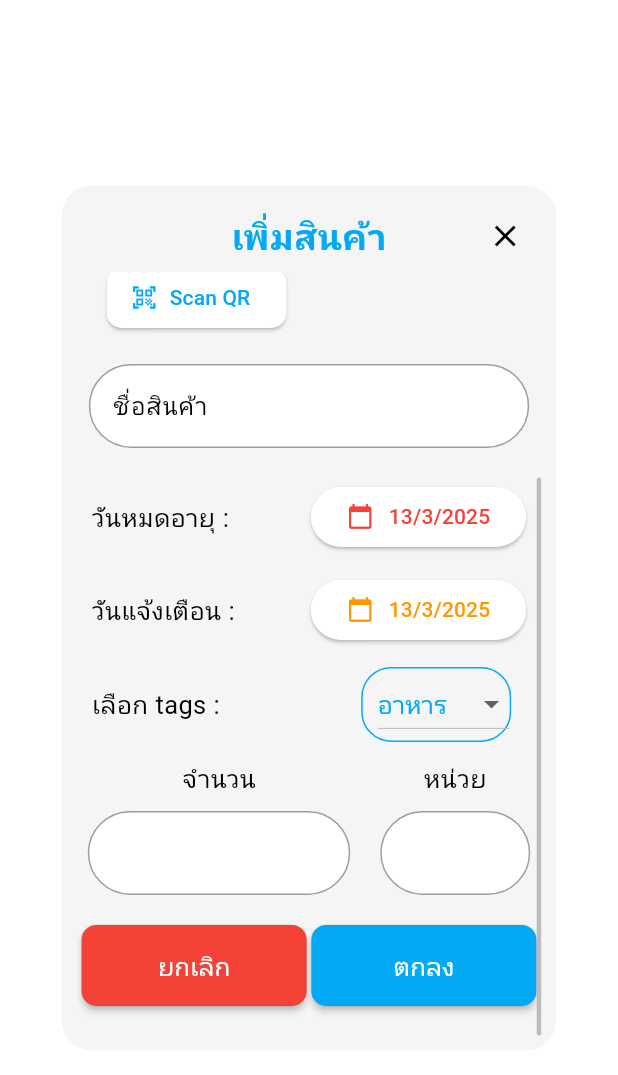
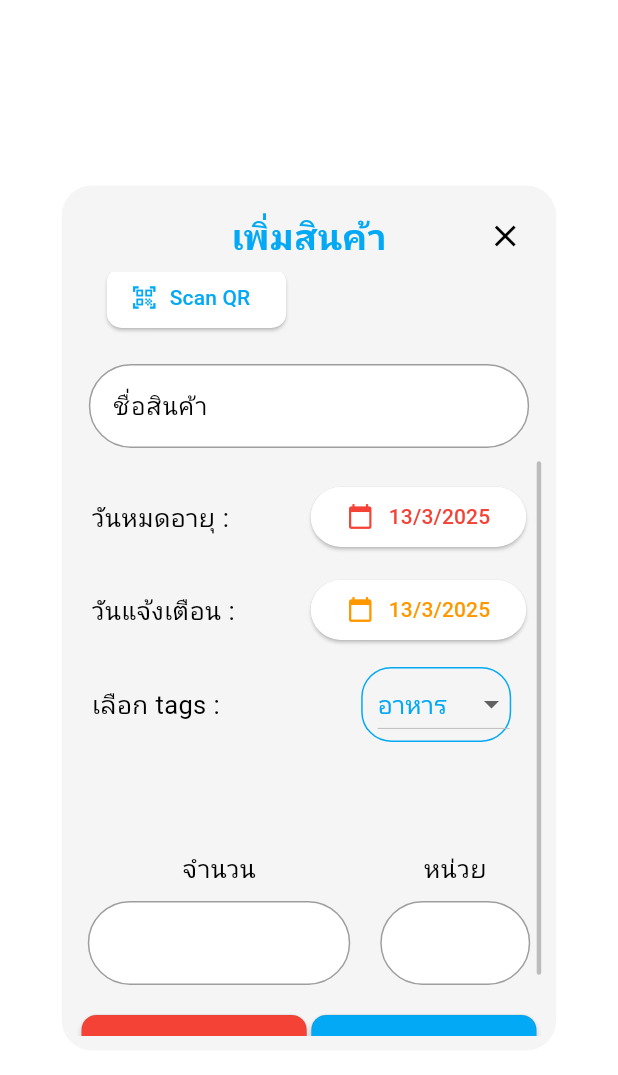
Before and after one commit to Pannathorn48/Re-Freeze, a Flutter app: the AddItemDialog widget shown alone on an empty page, opened directly, scrolled down 187 dp, on a phone screen of 412 x 824 dp. Shown: the top 1075 px of the screen. Run offline on Flutter 3.47's test engine with Material 3 defaults, Android fonts, the phone set to English and light mode, and no system bars; our stand-ins replace cloud_firestore, firebase_auth, firebase_core, flutter_svg, google_fonts, google_sign_in and 1 more; accounts and stored records are empty.

Commit message:
add tags show for create new item

```diff
--- a/lib/components/input_field_rounded.dart
+++ b/lib/components/input_field_rounded.dart
@@ -4,11 +4,14 @@ import 'package:google_fonts/google_fonts.dart';
 class InputFieldRounded extends StatelessWidget {
   final String? hintText;
   final TextEditingController controller;
-  const InputFieldRounded({super.key, required this.controller, this.hintText});
+  final bool? centerText;
+  const InputFieldRounded(
+      {super.key, required this.controller, this.hintText, this.centerText});
 
   @override
   Widget build(BuildContext context) {
     return TextField(
+      textAlign: centerText == true ? TextAlign.center : TextAlign.start,
       style: GoogleFonts.notoSansThai(),
       controller: controller,
       decoration: InputDecoration(
--- a/lib/models/item.dart
+++ b/lib/models/item.dart
@@ -41,4 +41,12 @@ class Tag {
       color: Color(json['color']),
     );
   }
+
+  @override
+  bool operator ==(Object other) {
+    return name == (other as Tag).name;
+  }
+
+  @override
+  int get hashCode => name.hashCode ^ color.hashCode;
 }
--- a/lib/pages/item-list/_item_add_dialog.dart
+++ b/lib/pages/item-list/_item_add_dialog.dart
@@ -75,7 +75,10 @@ class _AddItemDialogState extends State<AddItemDialog> {
         children: [
           Text(label, style: GoogleFonts.notoSansThai(fontSize: 17)),
           const SizedBox(height: 10),
-          InputFieldRounded(controller: controller)
+          InputFieldRounded(
+            controller: controller,
+            centerText: true,
+          )
         ],
       ),
     );
@@ -114,6 +117,9 @@ class _AddItemDialogState extends State<AddItemDialog> {
                         fontSize: 17,
                         color: Theme.of(context).colorScheme.primary),
                     onChanged: (Tag? newValue) {
+                      if (newValue != null && !tags.contains(newValue)) {
+                        tags.add(newValue);
+                      }
                       setState(() {
                         dropDownValue = newValue;
                       });
@@ -258,6 +264,35 @@ class _AddItemDialogState extends State<AddItemDialog> {
                         const SizedBox(height: 10),
                         Center(child: _openTageSelector(context: context)),
                         const SizedBox(height: 10),
+                        SizedBox(
+                          height: 50,
+                          width: double.infinity,
+                          child: ListView.builder(
+                              scrollDirection: Axis.horizontal,
+                              itemCount: tags.length,
+                              itemBuilder: (context, index) {
+                                return Padding(
+                                  padding:
+                                      const EdgeInsets.fromLTRB(0, 0, 10, 0),
+                                  child: Chip(
+                                    side: BorderSide(
+                                        color: tags[index].color, width: 1),
+                                    shape: RoundedRectangleBorder(
+                                        borderRadius:
+                                            BorderRadius.circular(20)),
+                                    backgroundColor: tags[index].color,
+                                    label: Text(
+                                      tags[index].name,
+                                      style: GoogleFonts.notoSansThai(
+                                          color: Colors.white, fontSize: 14),
+                                    ),
+                                  ),
+                                );
+                              }),
+                        ),
+                        const SizedBox(
+                          height: 10,
+                        ),
                         Row(
                           mainAxisAlignment: MainAxisAlignment.center,
                           children: [
@@ -279,7 +314,9 @@ class _AddItemDialogState extends State<AddItemDialog> {
                           mainAxisAlignment: MainAxisAlignment.spaceEvenly,
                           children: [
                             Button(
-                                onPressed: () {},
+                                onPressed: () {
+                                  Navigator.of(context).pop();
+                                },
                                 text: "ยกเลิก",
                                 width: 150,
                                 height: 30,
```
